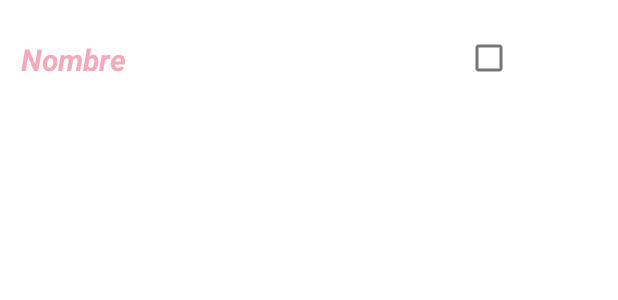
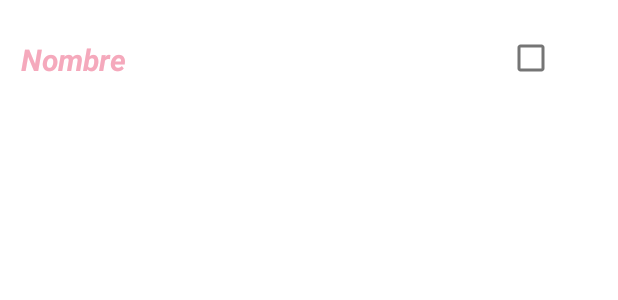
Before and after one commit to bernalqz/PCM_JZQ_BQZ, an Android app: the layout adaptador_sectores.xml on its own in the app's theme, with its tools: preview values and no code run, on a phone screen of 412 x 824 dp. Shown: the top 300 px of the screen. Run offline under Robolectric (Android 15) with nearby library versions, the light colour scheme and no system bars.

Commit message:
Ajustes en el Adaptador de la Lista de Sectores

```diff
--- a/app/src/main/java/com/example/pcm_jzq_bqz/Clases/cSectorAdaptador.java
+++ b/app/src/main/java/com/example/pcm_jzq_bqz/Clases/cSectorAdaptador.java
@@ -66,7 +66,7 @@ public class cSectorAdaptador extends BaseAdapter {
         return convertView;
     }
 
-    public static class ViewHolder
+    public class ViewHolder
     {
         TextView Codigo;
         TextView Nombre;
--- a/app/src/main/java/com/example/pcm_jzq_bqz/SectoresActivity.java
+++ b/app/src/main/java/com/example/pcm_jzq_bqz/SectoresActivity.java
@@ -87,8 +87,4 @@ public class SectoresActivity extends AppCompatActivity {
 
     }
 
-
-
-
-
 }
--- a/app/src/main/res/layout/adaptador_sectores.xml
+++ b/app/src/main/res/layout/adaptador_sectores.xml
@@ -52,11 +52,10 @@
         </LinearLayout>
 
         <CheckBox
-            android:id="@+id/cbEliminar"
+            android:id="@+id/cbCheckBox"
             android:layout_width="wrap_content"
             android:layout_height="69dp"
             android:layout_weight="1"
-            android:text="Eliminar"
             android:textColor="@color/white" />
     </LinearLayout>
 
```
